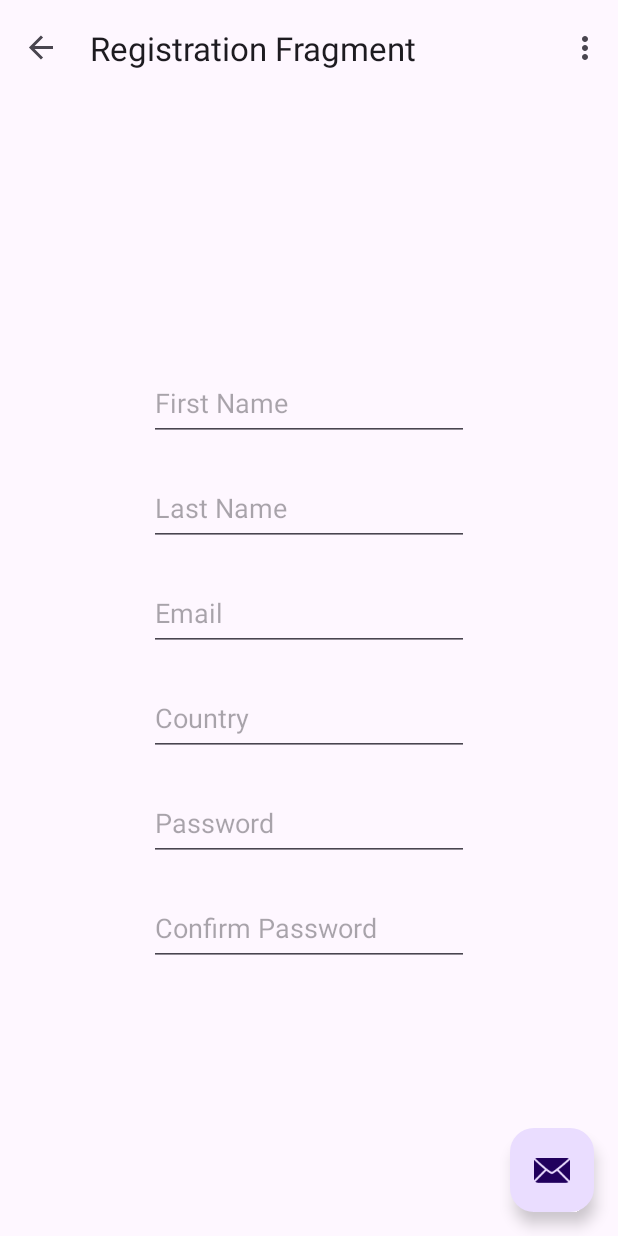
After one commit to car-companion/android, an Android app: the RegistrationFragment screen opened through its navigation route, on a phone screen of 412 x 824 dp. The commit adds this screen. Run offline under Robolectric (Android 15) with nearby library versions, the phone set to English and light mode, and no system bars; our stand-ins replace navigation-ui.

Commit message:
Create registration fragment, display on button click

```diff
--- a/app/src/main/java/com/dsd/carcompanion/FirstFragment.kt
+++ b/app/src/main/java/com/dsd/carcompanion/FirstFragment.kt
@@ -32,6 +32,10 @@
     override fun onViewCreated(view: View, savedInstanceState: Bundle?) {
         super.onViewCreated(view, savedInstanceState)
 
+        binding.buttonRegistration.setOnClickListener {
+            findNavController().navigate(R.id.action_FirstFragment_to_RegistrationFragment)
+        }
+
         binding.buttonFirst.setOnClickListener {
             findNavController().navigate(R.id.action_FirstFragment_to_SecondFragment)
         }
--- /dev/null
+++ b/app/src/main/java/com/dsd/carcompanion/RegistrationFragment.kt
@@ -0,0 +1,29 @@
+package com.dsd.carcompanion
+
+import android.os.Bundle
+import android.view.LayoutInflater
+import android.view.View
+import android.view.ViewGroup
+import androidx.fragment.app.Fragment
+import com.dsd.carcompanion.databinding.FragmentRegistrationBinding
+
+class RegistrationFragment : Fragment() {
+
+    private var _binding: FragmentRegistrationBinding? = null
+    private val binding get() = _binding!!
+
+    override fun onCreateView(
+        inflater: LayoutInflater, container: ViewGroup?,
+        savedInstanceState: Bundle?
+    ): View {
+
+        _binding = FragmentRegistrationBinding.inflate(inflater, container, false)
+        return binding.root
+
+    }
+
+    override fun onDestroyView() {
+        super.onDestroyView()
+        _binding = null
+    }
+}
--- a/app/src/main/res/layout/fragment_first.xml
+++ b/app/src/main/res/layout/fragment_first.xml
@@ -10,6 +10,16 @@
         android:layout_width="match_parent"
         android:layout_height="match_parent"
         android:padding="16dp">
+
+        <Button
+            android:id="@+id/button_registration"
+            android:layout_width="wrap_content"
+            android:layout_height="wrap_content"
+            android:text="@string/registration"
+            app:layout_constraintBottom_toTopOf="@id/button_first"
+            app:layout_constraintEnd_toEndOf="parent"
+            app:layout_constraintStart_toStartOf="parent"
+            app:layout_constraintTop_toTopOf="parent" />
 
         <Button
             android:id="@+id/button_first"
--- /dev/null
+++ b/app/src/main/res/layout/fragment_registration.xml
@@ -0,0 +1,84 @@
+<?xml version="1.0" encoding="utf-8"?>
+<androidx.constraintlayout.widget.ConstraintLayout xmlns:android="http://schemas.android.com/apk/res/android"
+    xmlns:app="http://schemas.android.com/apk/res-auto"
+    xmlns:tools="http://schemas.android.com/tools"
+    android:layout_width="match_parent"
+    android:layout_height="match_parent">
+
+    <LinearLayout
+        android:layout_width="wrap_content"
+        android:layout_height="wrap_content"
+        android:orientation="vertical"
+        app:layout_constraintBottom_toBottomOf="parent"
+        app:layout_constraintEnd_toEndOf="parent"
+        app:layout_constraintStart_toStartOf="parent"
+        app:layout_constraintTop_toTopOf="parent">
+
+        <EditText
+            android:id="@+id/editTextFirstName"
+            android:importantForAutofill="no"
+            android:hint="@string/first_name_hint"
+            android:layout_width="wrap_content"
+            android:layout_height="50dp"
+            android:layout_marginTop="10dp"
+            android:layout_marginBottom="10dp"
+            android:ems="10"
+            android:inputType="textCapWords"/>
+
+        <EditText
+            android:id="@+id/editTextLastName"
+            android:importantForAutofill="no"
+            android:hint="@string/last_name_hint"
+            android:layout_width="wrap_content"
+            android:layout_height="50dp"
+            android:layout_marginTop="10dp"
+            android:layout_marginBottom="10dp"
+            android:ems="10"
+            android:inputType="textCapWords" />
+
+        <EditText
+            android:id="@+id/editTextEmail"
+            android:importantForAutofill="no"
+            android:hint="@string/email_hint"
+            android:layout_width="wrap_content"
+            android:layout_height="50dp"
+            android:layout_marginTop="10dp"
+            android:layout_marginBottom="10dp"
+            android:ems="10"
+            android:inputType="textEmailAddress" />
+
+        <EditText
+            android:id="@+id/editTextCountry"
+            android:importantForAutofill="no"
+            android:hint="@string/country_hint"
+            android:layout_width="wrap_content"
+            android:layout_height="50dp"
+            android:layout_marginTop="10dp"
+            android:layout_marginBottom="10dp"
+            android:ems="10"
+            android:inputType="text" />
+
+        <EditText
+            android:id="@+id/editTextPassword"
+            android:importantForAutofill="no"
+            android:hint="@string/pw_hint"
+            android:layout_width="wrap_content"
+            android:layout_height="50dp"
+            android:layout_marginTop="10dp"
+            android:layout_marginBottom="10dp"
+            android:ems="10"
+            android:inputType="textPassword" />
+
+        <EditText
+            android:id="@+id/editTextConfirmPassword"
+            android:importantForAutofill="no"
+            android:hint="@string/confirm_pw_hint"
+            android:layout_width="wrap_content"
+            android:layout_height="50dp"
+            android:layout_marginTop="10dp"
+            android:layout_marginBottom="10dp"
+            android:ems="10"
+            android:inputType="textPassword" />
+    </LinearLayout>
+
+</androidx.constraintlayout.widget.ConstraintLayout>
--- a/app/src/main/res/navigation/nav_graph.xml
+++ b/app/src/main/res/navigation/nav_graph.xml
@@ -14,6 +14,11 @@
         <action
             android:id="@+id/action_FirstFragment_to_SecondFragment"
             app:destination="@id/SecondFragment" />
+
+        <action
+            android:id="@+id/action_FirstFragment_to_RegistrationFragment"
+            app:destination="@id/RegistrationFragment"
+            />
     </fragment>
     <fragment
         android:id="@+id/SecondFragment"
@@ -25,4 +30,14 @@
             android:id="@+id/action_SecondFragment_to_FirstFragment"
             app:destination="@id/FirstFragment" />
     </fragment>
+
+    <fragment
+        android:id="@+id/RegistrationFragment"
+        android:name="com.dsd.carcompanion.RegistrationFragment"
+        android:label="@string/registration_fragment_label"
+        tools:layout="@layout/fragment_registration">
+        <action
+            android:id="@+id/action_RegistrationFragment_to_FirstFragment"
+            app:destination="@id/FirstFragment" />
+    </fragment>
 </navigation>
--- a/app/src/main/res/values/strings.xml
+++ b/app/src/main/res/values/strings.xml
@@ -4,6 +4,8 @@
     <!-- Strings used for fragments for navigation -->
     <string name="first_fragment_label">First Fragment</string>
     <string name="second_fragment_label">Second Fragment</string>
+    <string name="registration_fragment_label">Registration Fragment</string>
+    <string name="registration">Register</string>
     <string name="next">Next</string>
     <string name="previous">Previous</string>
 
@@ -43,4 +45,12 @@
         libero vel nunc consequat, quis tincidunt nisl eleifend. Cras bibendum enim a justo luctus
         vestibulum. Fusce dictum libero quis erat maximus, vitae volutpat diam dignissim.
     </string>
+
+    <!-- REGISTRATION FORM -->
+    <string name="first_name_hint">First Name</string>
+    <string name="last_name_hint">Last Name</string>
+    <string name="email_hint">Email</string>
+    <string name="country_hint">Country</string>
+    <string name="pw_hint">Password</string>
+    <string name="confirm_pw_hint">Confirm Password</string>
 </resources>
```
